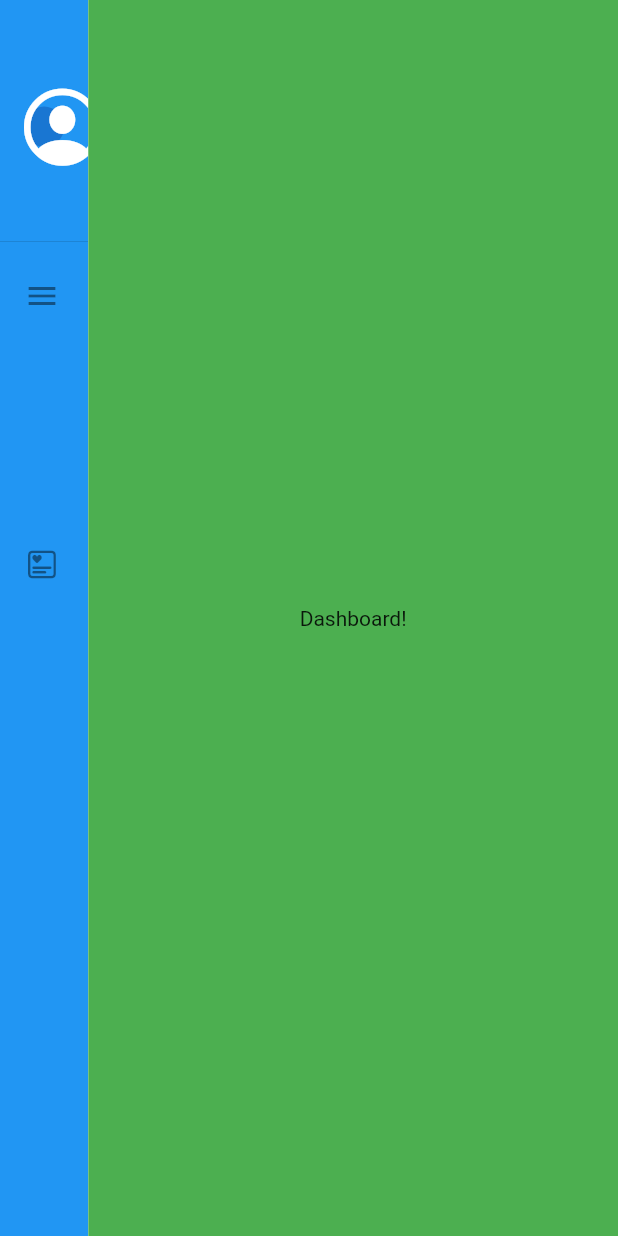
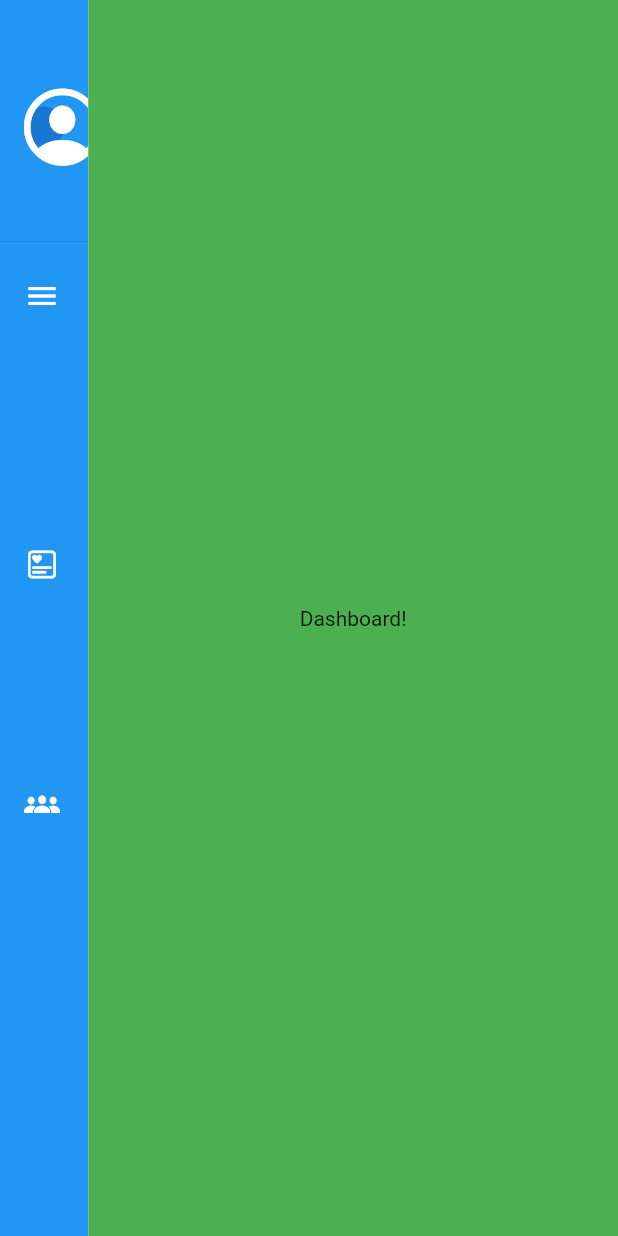
Before and after one commit to Brisanet-Diego-Justo/Sidemenu_Flutter, a Flutter app: the screen it shows after launch, on a phone screen of 412 x 824 dp. Run offline on Flutter 3.47's test engine with Material 2 defaults, Android fonts, the phone set to English and light mode, and no system bars; our stand-ins replace get, url_strategy.

Commit message:
Pequenas alterações

```diff
--- a/lib/main.dart
+++ b/lib/main.dart
@@ -1,6 +1,7 @@
 import 'package:flutter/cupertino.dart';
 import 'package:flutter/material.dart';
 import 'package:get/route_manager.dart';
+import 'package:side_menu/views/cadastro.dart';
 import 'package:side_menu/views/dashboard.dart';
 import 'package:side_menu/views/sales.dart';
 import 'package:url_strategy/url_strategy.dart';
@@ -35,7 +36,8 @@ class MasterPage extends StatelessWidget {
   MasterPage() {
      Map<String, Widget> InnterRoutes = {
       'home':Dashboard(),
-      'sale':Sales(),
+      'produtos':Produtos(),
+      'cadastro-usuario':CadastroUsuario(),
     };
     InnerView = InnterRoutes[Get.parameters['page_name']]!; // Já aqui eu permitir que a variável fosse iniciada como null, "pelo menos é o que eu acho que fiz!"
   }
@@ -65,20 +67,30 @@ class MasterPage extends StatelessWidget {
                       )
                     ),
                     ListTile(
-                      hoverColor: Colors.white,
-                      leading: Icon(Icons.menu),
+                      textColor: Colors.white,
+                      leading: Icon(Icons.menu,  color: Colors.white,),
                       title: Text('Dashboard'),
                       onTap: (){
                         Get.toNamed('/home');
                       },
                     ),
                     ListTile(
-                      hoverColor: Colors.white,
-                      leading: Icon(CupertinoIcons.square_favorites_alt),
-                      title: Text('Sales'),
+                      textColor: Colors.white,
+                      leading: Icon(CupertinoIcons.square_favorites_alt, color: Colors.white,),
+                      title: Text('Produtos'),
                       onTap: (){
-                        Get.toNamed('/sale');
+                        Get.toNamed('/produtos');
                       },
+
+                    ),
+                    ListTile(
+                      textColor: Colors.white,
+                      leading: Icon(CupertinoIcons.person_3_fill, color: Colors.white,),
+                      title: Text('Usuários'),
+                      onTap: (){
+                        Get.toNamed('/cadastro-usuario');
+                      },
+
                     ),
                   ],
                 )
--- a/lib/views/sales.dart
+++ b/lib/views/sales.dart
@@ -1,7 +1,7 @@
 import 'package:flutter/material.dart';
 
-class Sales extends StatelessWidget {
-  const Sales({Key? key}) : super(key: key);
+class Produtos extends StatelessWidget {
+  const Produtos({Key? key}) : super(key: key);
 
   @override
   Widget build(BuildContext context) {
@@ -10,7 +10,7 @@ class Sales extends StatelessWidget {
         height: double.infinity,
         color: Colors.orange,
         child: Center(
-          child: Text("Sales!"),
+          child: Text("Produtos!"),
           ),
       );
   }
```
Also changed, not shown: lib/componentes/usuario/cadastro-usuario.dart (added, +14 -0 lines), lib/views/cadastro.dart (added, +19 -0 lines), lib/controles/navegacao.dart (added).
